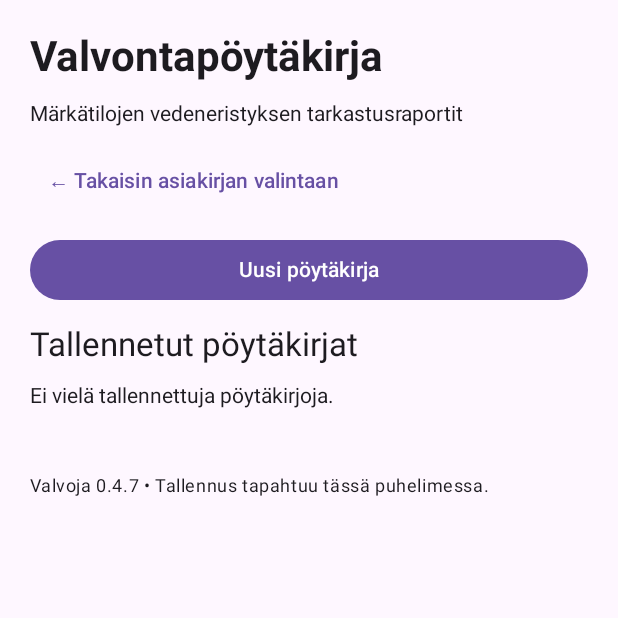
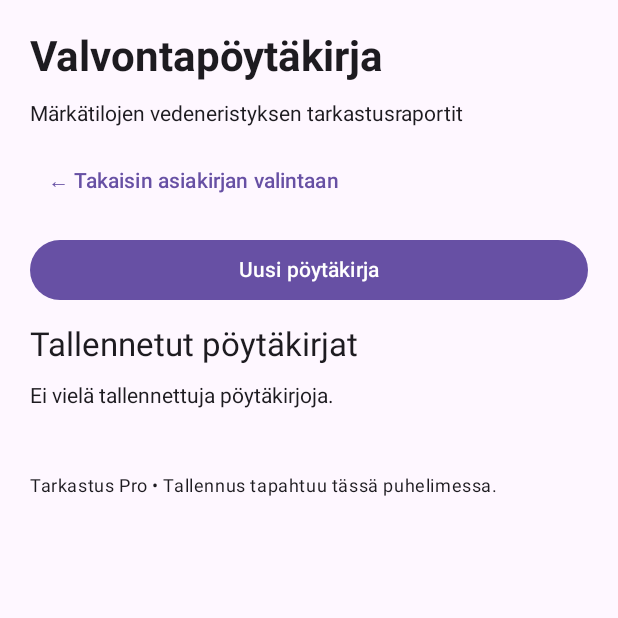
Before and after one commit to vladvastsenko/tarkastuspro, an Android app built with Jetpack Compose: the composable ValvontaApp shown on its own in the app's theme, on a phone screen of 412 x 824 dp, the top half of it. Run offline under Robolectric (Android 15) with nearby library versions, the phone set to English and light mode, and no system bars; our stand-ins replace AdMob.

Commit message:
Remove legacy Valvoja version branding across all fourteen locales [skip ci]

```diff
--- a/app/src/main/res/values/strings.xml
+++ b/app/src/main/res/values/strings.xml
@@ -106,7 +106,7 @@
     <string name="loc4_family_hint">Valitse sama valmistaja koko vedeneristysjärjestelmälle: pohjuste, vedeneriste, kaivolaippa, vahvikenauhat, läpivientivahvikkeet, tiivistysmassa ja kiinnityslaasti.</string>
     <string name="loc4_family_missing">Tälle valmistajalle ei ole tuotetta tässä kategoriassa. Valitse vain valmistajan järjestelmään kuuluva tuote toisesta sopivasta kohdasta.</string>
     <string name="loc4_image_failed">Kuvaa ei voitu näyttää: %1$s</string>
-    <string name="loc4_local_save_valvoja">Valvoja 0.4.7 • Tallennus tapahtuu tässä puhelimessa.</string>
+    <string name="loc4_local_save_valvoja">Tarkastus Pro • Tallennus tapahtuu tässä puhelimessa.</string>
     <string name="loc4_inspection_date_prefix">Tarkastuspäivä: %1$s</string>
     <string name="loc4_result_prefix">Tulos: %1$s</string>
     <string name="loc4_photo_count">%1$d valokuvaa</string>
```
Also changed, not shown: 13 other files.
